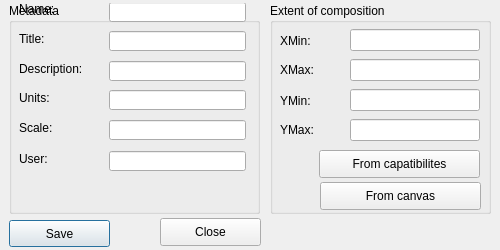
This is dlg_editMap.ui in LESPROJEKT/qgis-layman-plugin as Qt 5 draws it before an edit. The edited form follows.
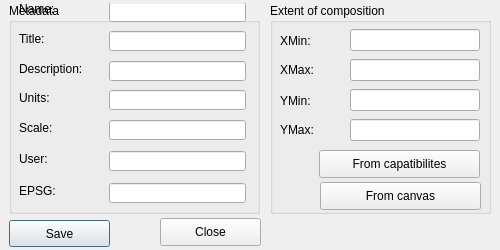
This is the edited form.

Commit message: informace o EPSG v metadata

Diff of the .ui file:
```diff
--- a/dlg_editMap.ui
+++ b/dlg_editMap.ui
@@ -356,6 +356,32 @@
      <bool>true</bool>
     </property>
    </widget>
+   <widget class="QLabel" name="label_10">
+    <property name="geometry">
+     <rect>
+      <x>10</x>
+      <y>180</y>
+      <width>61</width>
+      <height>16</height>
+     </rect>
+    </property>
+    <property name="text">
+     <string>EPSG:</string>
+    </property>
+   </widget>
+   <widget class="QLineEdit" name="lineEdit_epsg">
+    <property name="geometry">
+     <rect>
+      <x>100</x>
+      <y>180</y>
+      <width>137</width>
+      <height>20</height>
+     </rect>
+    </property>
+    <property name="readOnly">
+     <bool>true</bool>
+    </property>
+   </widget>
   </widget>
  </widget>
  <tabstops>
```
The commit also changes 2 other files.
